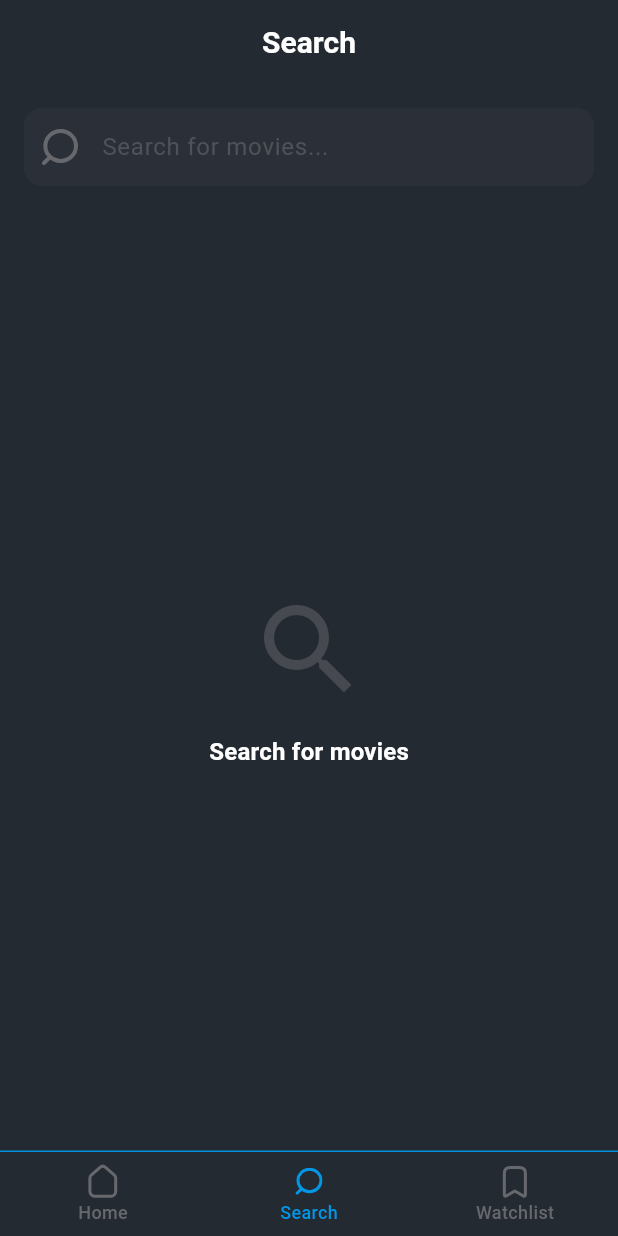
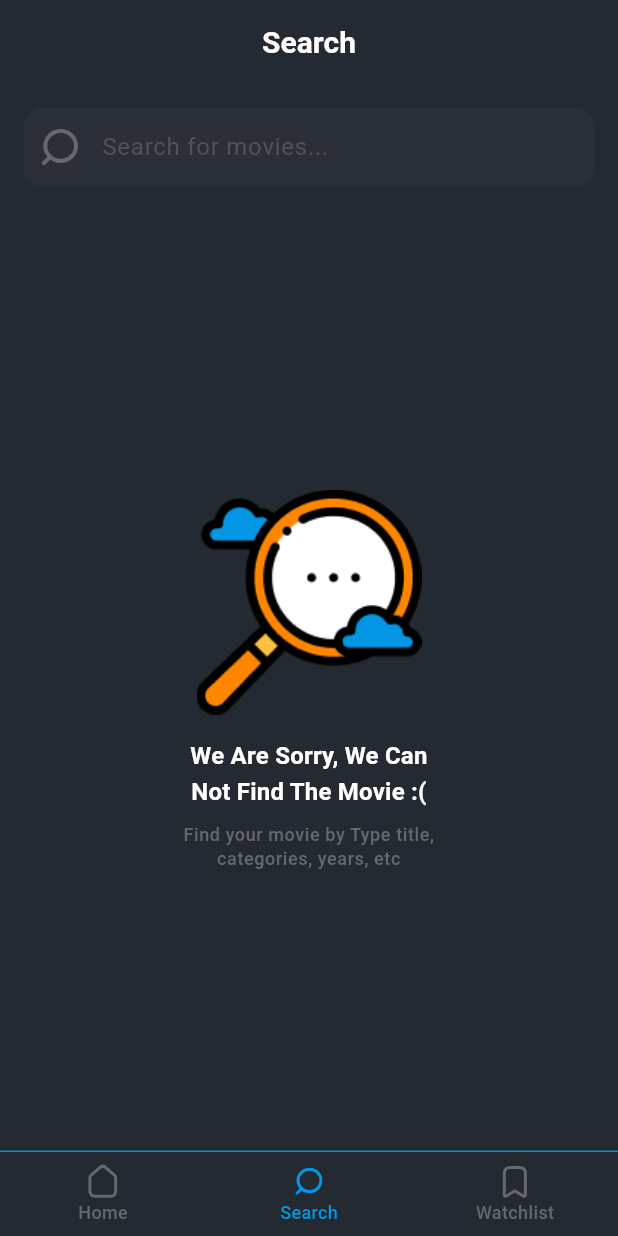
Before and after one commit to Clark605/movies_nti_g5, a Flutter app: the screen it shows after launch, item 2 of the bottom bar chosen, on a phone screen of 412 x 824 dp. Run offline on Flutter 3.47's test engine with Material 3 defaults, Android fonts, the phone set to English and light mode, and no system bars; our stand-ins replace cached_network_image, flutter_bloc, flutter_svg, hive, hive_flutter, skeletonizer; accounts and stored records are empty; network calls fail.

Commit message:
feat: Refactor SearchScreen to use EmptyStateWidget for improved empty state handling

```diff
--- a/lib/features/search/view/screens/search_screen.dart
+++ b/lib/features/search/view/screens/search_screen.dart
@@ -4,6 +4,7 @@ import 'package:flutter_svg/svg.dart';
 import 'package:movies/core/constants/app_assets.dart';
 import 'package:movies/core/theme/app_colors.dart';
 import 'package:movies/features/details/view/screens/details_screen.dart';
+import 'package:movies/features/search/view/widgets/empty_state_widget.dart';
 import 'package:movies/features/search/view/widgets/search_movie_item.dart';
 import 'package:movies/features/search/view_model/search_cubit.dart';
 import 'package:movies/features/search/view_model/search_state.dart';
@@ -87,23 +88,7 @@ class _SearchScreenState extends State<SearchScreen> {
               builder: (context, state) {
                 // Initial State
                 if (state is SearchInitial) {
-                  return Center(
-                    child: Column(
-                      mainAxisAlignment: MainAxisAlignment.center,
-                      children: [
-                        Icon(
-                          Icons.search,
-                          size: 80,
-                          color: AppColors.grey.withOpacity(0.5),
-                        ),
-                        const SizedBox(height: 16),
-                        Text(
-                          'Search for movies',
-                          style: Theme.of(context).textTheme.titleMedium,
-                        ),
-                      ],
-                    ),
-                  );
+                  return EmptyStateWidget();
                 }
 
                 // Loading State
@@ -117,30 +102,7 @@ class _SearchScreenState extends State<SearchScreen> {
 
                 // Empty State (No Results)
                 if (state is SearchEmpty) {
-                  return Center(
-                    child: Column(
-                      mainAxisAlignment: MainAxisAlignment.center,
-                      children: [
-                        Icon(
-                          Icons.movie_outlined,
-                          size: 100,
-                          color: AppColors.grey.withOpacity(0.5),
-                        ),
-                        const SizedBox(height: 16),
-                        Text(
-                          'We Are Sorry, We Can\nNot Find The Movie :(',
-                          textAlign: TextAlign.center,
-                          style: Theme.of(context).textTheme.titleMedium,
-                        ),
-                        const SizedBox(height: 8),
-                        Text(
-                          'Find your movie by Type title,\ncategories, years, etc',
-                          textAlign: TextAlign.center,
-                          style: Theme.of(context).textTheme.bodySmall,
-                        ),
-                      ],
-                    ),
-                  );
+                  return EmptyStateWidget();
                 }
 
                 // Error State
--- /dev/null
+++ b/lib/features/search/view/widgets/empty_state_widget.dart
@@ -0,0 +1,30 @@
+import 'package:flutter/material.dart';
+import 'package:movies/core/constants/app_assets.dart';
+
+class EmptyStateWidget extends StatelessWidget {
+  const EmptyStateWidget({super.key});
+
+  @override
+  Widget build(BuildContext context) {
+    return Center(
+      child: Column(
+        mainAxisAlignment: MainAxisAlignment.center,
+        children: [
+          Image.asset(AppAssets.emptySearch, width: 150),
+          const SizedBox(height: 16),
+          Text(
+            'We Are Sorry, We Can\nNot Find The Movie :(',
+            textAlign: TextAlign.center,
+            style: Theme.of(context).textTheme.titleMedium,
+          ),
+          const SizedBox(height: 8),
+          Text(
+            'Find your movie by Type title,\ncategories, years, etc',
+            textAlign: TextAlign.center,
+            style: Theme.of(context).textTheme.bodySmall,
+          ),
+        ],
+      ),
+    );
+  }
+}
```
